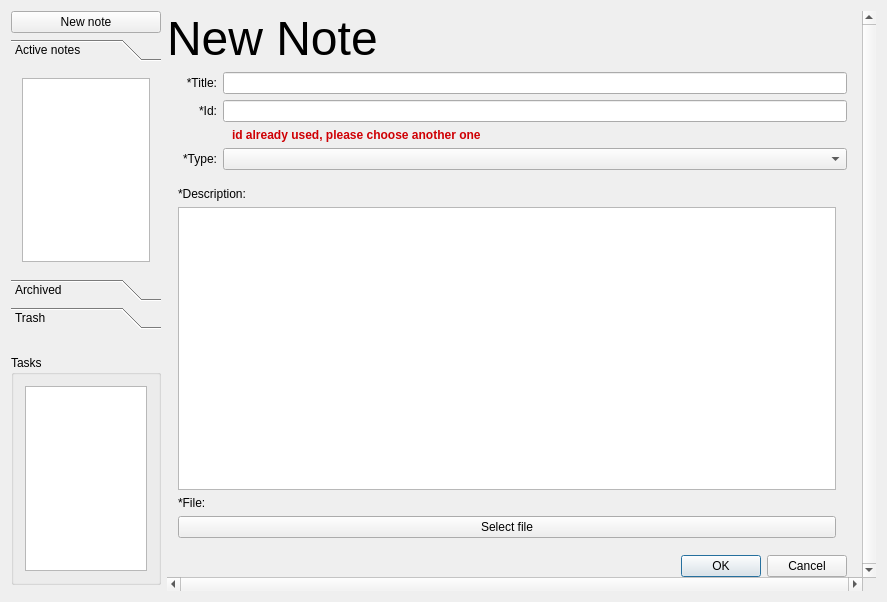
Above: PluriNotes/plurinotes.ui from guillaumejounel/PluriNotes before the change. Below: the same form after it.
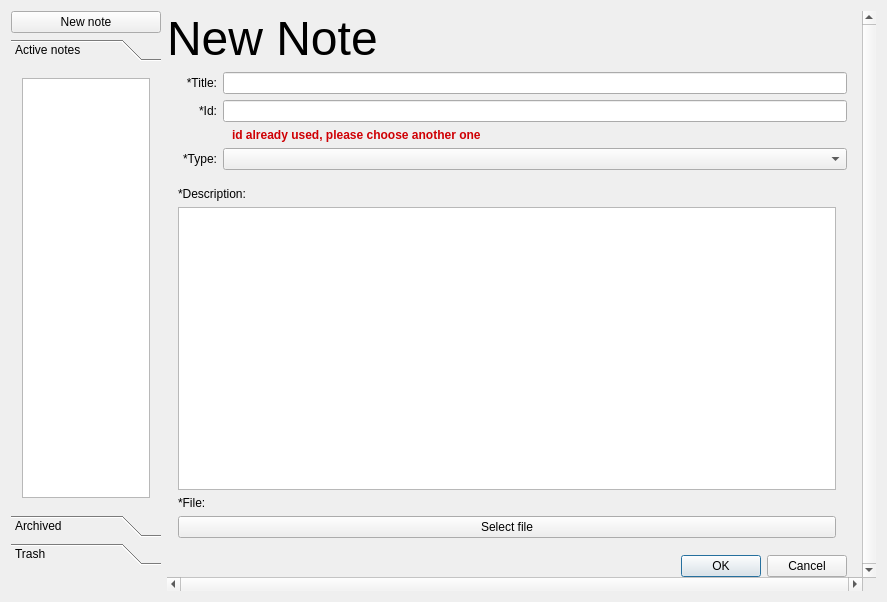
That is the form after the change.

Patch:
```diff
--- a/PluriNotes/plurinotes.ui
+++ b/PluriNotes/plurinotes.ui
@@ -46,7 +46,7 @@
            <x>0</x>
            <y>0</y>
            <width>150</width>
-           <height>177</height>
+           <height>395</height>
           </rect>
          </property>
          <attribute name="label">
@@ -147,18 +147,6 @@
         </property>
        </spacer>
       </item>
-      <item>
-       <widget class="QGroupBox" name="groupBox">
-        <property name="title">
-         <string>Tasks</string>
-        </property>
-        <layout class="QGridLayout" name="gridLayout_8">
-         <item row="0" column="0">
-          <widget class="QListWidget" name="listTaskWidget"/>
-         </item>
-        </layout>
-       </widget>
-      </item>
      </layout>
     </item>
     <item row="0" column="0">
```
Left out of the diff: 24 changed lines with no effect on the pictures.
